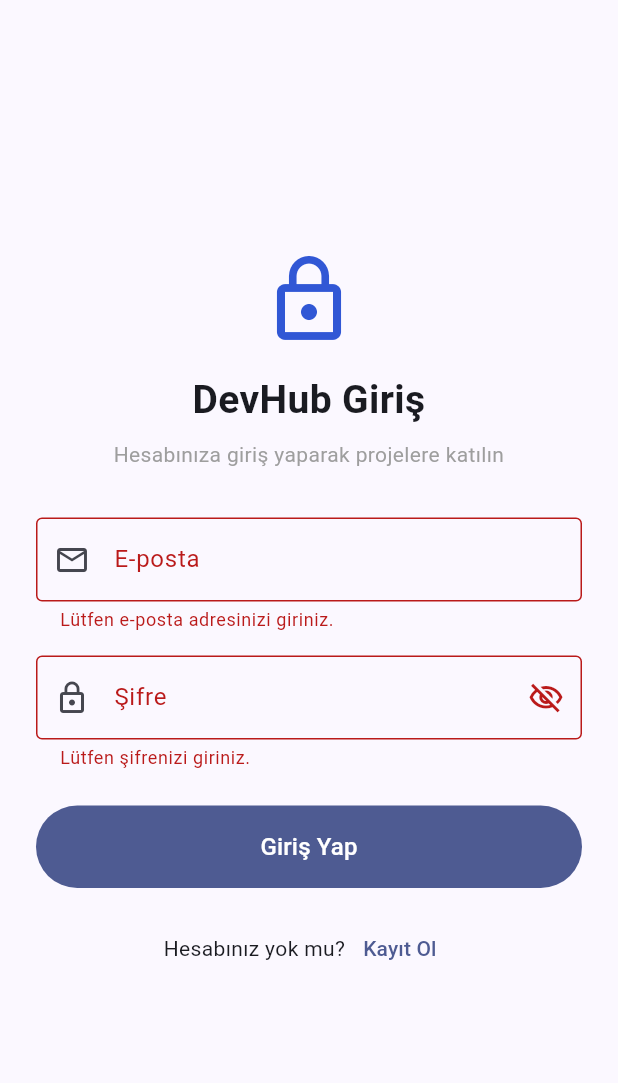
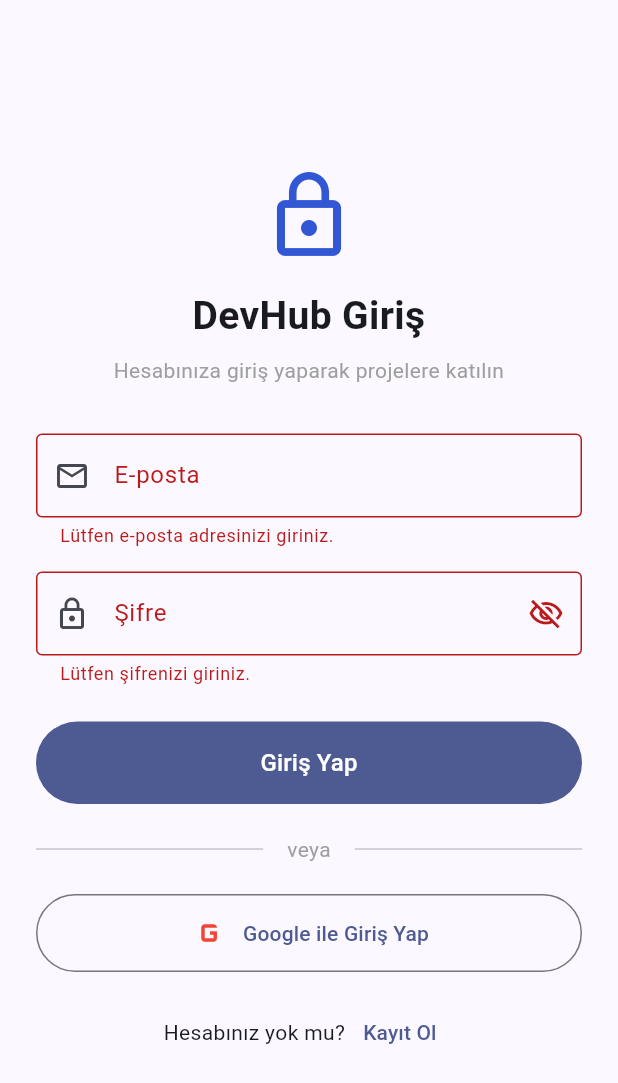
Before and after one commit to GDG-on-Campus-Sakarya/DevHub, a Flutter app: the screen it shows after launch, after a tap on "Giriş Yap", on a phone screen of 412 x 824 dp. Shown: the top 1083 px of the screen. Run offline on Flutter 3.47's test engine with Material 3 defaults, Android fonts, the phone set to English and light mode, and no system bars; our stand-ins replace cloud_firestore, firebase_auth, firebase_core; accounts and stored records are empty; statements that could not run were skipped.

Commit message:
google ile giris entegrasyonu yapildi ( firebase enable )

```diff
--- a/lib/screens/auth/login_screen.dart
+++ b/lib/screens/auth/login_screen.dart
@@ -54,6 +54,35 @@ class _LoginScreenState extends State<LoginScreen> {
       }
     } catch (e) {
       // Hata durumunda kullanıcıya uyarı gösterildi
+      if (mounted) {
+        ScaffoldMessenger.of(context).showSnackBar(
+          SnackBar(
+            content: Text(e.toString()),
+            backgroundColor: Colors.redAccent,
+          ),
+        );
+      }
+    } finally {
+      if (mounted) {
+        setState(() => _isLoading = false);
+      }
+    }
+  }
+
+  // Google ile giriş işlemi tetiklendi
+  Future<void> _handleGoogleLogin() async {
+    setState(() => _isLoading = true);
+    try {
+      await _authService.signInWithGoogle();
+      if (mounted) {
+        ScaffoldMessenger.of(context).showSnackBar(
+          const SnackBar(
+            content: Text('Google ile giriş başarılı!'),
+            backgroundColor: Colors.green,
+          ),
+        );
+      }
+    } catch (e) {
       if (mounted) {
         ScaffoldMessenger.of(context).showSnackBar(
           SnackBar(
@@ -176,6 +205,33 @@ class _LoginScreenState extends State<LoginScreen> {
                             )
                           : const Text('Giriş Yap', style: TextStyle(fontSize: 16)),
                     ),
+                    const SizedBox(height: 20),
+
+                    // Sosyal giriş ayracı
+                    const Row(
+                      children: [
+                        Expanded(child: Divider()),
+                        Padding(
+                          padding: EdgeInsets.symmetric(horizontal: 16.0),
+                          child: Text(
+                            'veya',
+                            style: TextStyle(color: Colors.grey),
+                          ),
+                        ),
+                        Expanded(child: Divider()),
+                      ],
+                    ),
+                    const SizedBox(height: 20),
+
+                    // Google ile giriş butonu
+                    OutlinedButton.icon(
+                      icon: const Icon(Icons.g_mobiledata, size: 28, color: Colors.red),
+                      label: const Text('Google ile Giriş Yap'),
+                      style: OutlinedButton.styleFrom(
+                        padding: const EdgeInsets.symmetric(vertical: 12),
+                      ),
+                      onPressed: _isLoading ? null : _handleGoogleLogin,
+                    ),
                     const SizedBox(height: 16),
 
                     // Kayıt ekranına yönlendirme bağlantısı
```
Also changed, not shown: lib/services/auth_service.dart (+12 -0 lines).
